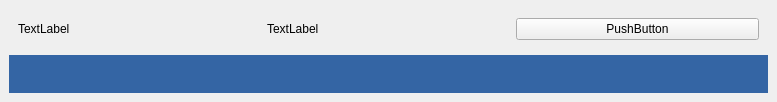
Qt form QScrollArea/frmnavi.ui (shuyalin/QWidgetDemo) before a commit.
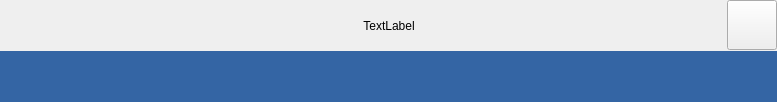
The same form after that commit. Icons and pictures are not drawn.

The edit to the form file:
```diff
--- a/QScrollArea/frmnavi.ui
+++ b/QScrollArea/frmnavi.ui
@@ -32,13 +32,52 @@
    <item>
     <widget class="QWidget" name="widget" native="true">
      <layout class="QVBoxLayout" name="verticalLayout_2">
+      <property name="spacing">
+       <number>0</number>
+      </property>
+      <property name="leftMargin">
+       <number>0</number>
+      </property>
+      <property name="topMargin">
+       <number>0</number>
+      </property>
+      <property name="rightMargin">
+       <number>0</number>
+      </property>
+      <property name="bottomMargin">
+       <number>0</number>
+      </property>
       <item>
        <widget class="QWidget" name="widget_2" native="true">
         <layout class="QHBoxLayout" name="horizontalLayout">
+         <property name="spacing">
+          <number>0</number>
+         </property>
+         <property name="leftMargin">
+          <number>0</number>
+         </property>
+         <property name="topMargin">
+          <number>0</number>
+         </property>
+         <property name="rightMargin">
+          <number>0</number>
+         </property>
+         <property name="bottomMargin">
+          <number>0</number>
+         </property>
          <item>
           <widget class="QLabel" name="label">
+           <property name="maximumSize">
+            <size>
+             <width>51</width>
+             <height>16777215</height>
+            </size>
+           </property>
+           <property name="styleSheet">
+            <string notr="true">border-image: url(:/images/AC_N.png);</string>
+           </property>
            <property name="text">
-            <string>TextLabel</string>
+            <string/>
            </property>
           </widget>
          </item>
@@ -47,12 +86,31 @@
            <property name="text">
             <string>TextLabel</string>
            </property>
+           <property name="alignment">
+            <set>Qt::AlignCenter</set>
+           </property>
           </widget>
          </item>
          <item>
           <widget class="QPushButton" name="pushButton">
+           <property name="maximumSize">
+            <size>
+             <width>50</width>
+             <height>50</height>
+            </size>
+           </property>
            <property name="text">
-            <string>PushButton</string>
+            <string/>
+           </property>
+           <property name="icon">
+            <iconset resource="res.qrc">
+             <normaloff>:/images/AC_P.png</normaloff>:/images/AC_P.png</iconset>
+           </property>
+           <property name="iconSize">
+            <size>
+             <width>60</width>
+             <height>50</height>
+            </size>
            </property>
           </widget>
          </item>
```
Left out of the diff: 4 changed lines with no effect on the pictures.
